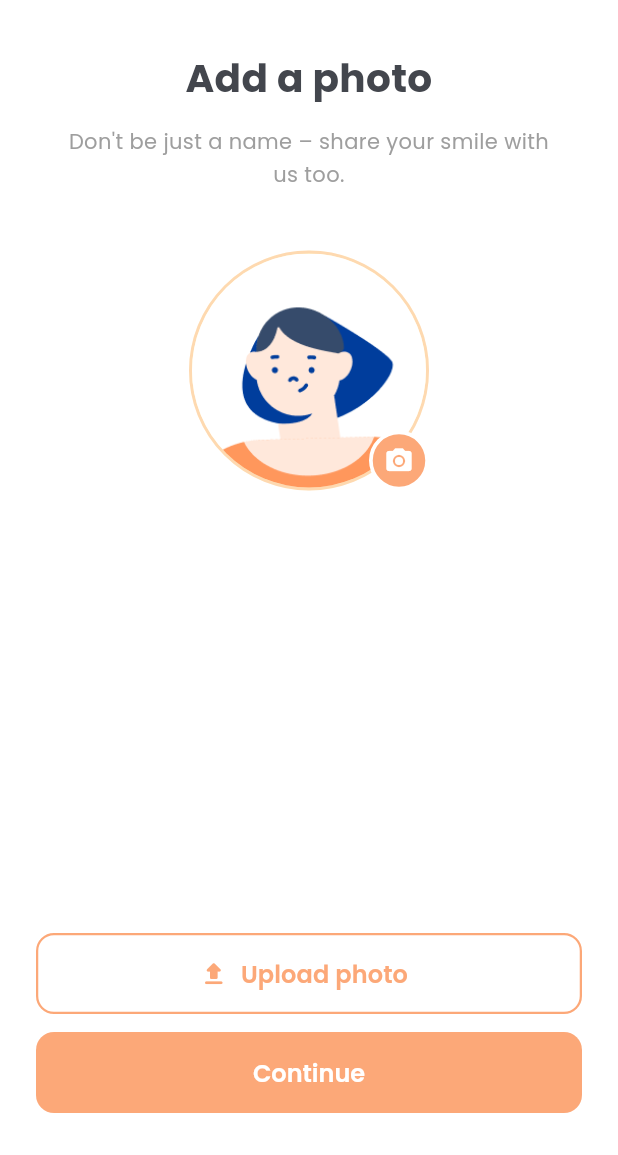
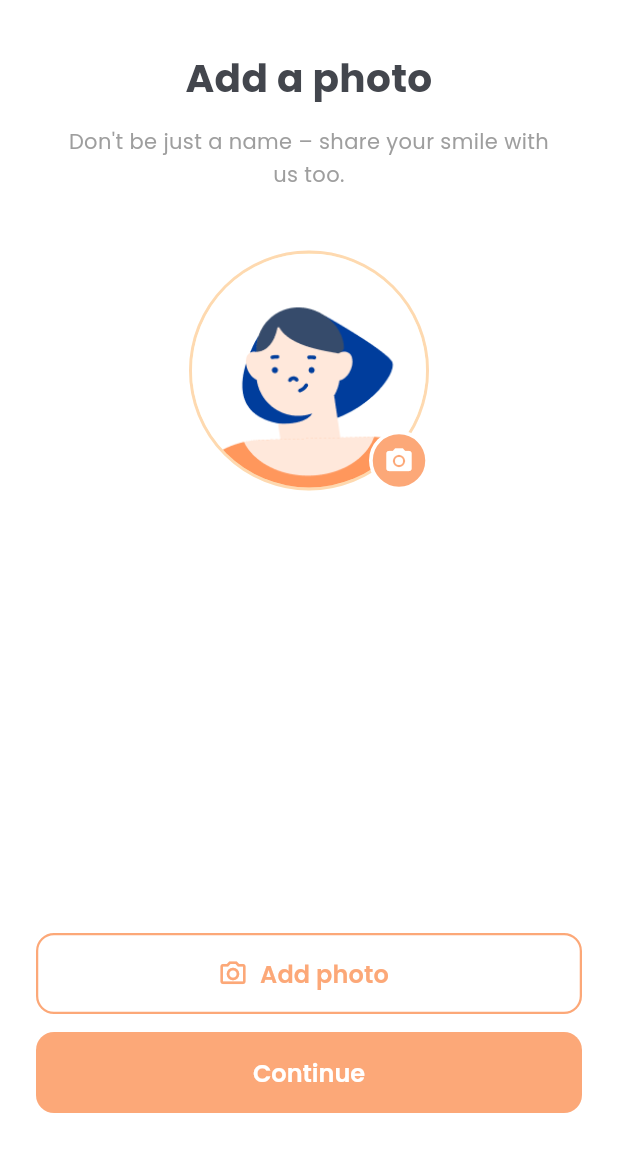
Before and after one commit to cdcruz007/huddl, a Flutter app: the AddPhotoScreen screen opened by its route, on a phone screen of 412 x 824 dp, the part 81-1236 px from its top. Run offline on Flutter 3.47's test engine with Material 3 defaults, Android fonts, the phone set to English and light mode, and no system bars; our stand-ins replace cached_network_image, file_picker, google_fonts, image_picker, shared_preferences; accounts and stored records are empty.

Commit message:
Fix photo upload: show bottom sheet with photo-only options, remove file upload impression
- Always show bottom sheet (even on web) with 'Choose from photos' option
- Hide 'Take a photo' on web where camera is unavailable
- Change button label from 'Upload photo' to 'Add photo'
- Change button icon from upload_rounded to camera_alt_outlined
- image_picker pickImage already restricts to images only

```diff
--- a/lib/screens/onboarding/add_photo_screen.dart
+++ b/lib/screens/onboarding/add_photo_screen.dart
@@ -28,13 +28,9 @@ class _AddPhotoScreenState extends State<AddPhotoScreen> {
 
   // ── Photo picker ─────────────────────────────────────────────────────────
 
-  /// Shows bottom sheet with Gallery / Camera options on mobile,
-  /// or goes straight to gallery on web (camera not available via picker).
+  /// Shows bottom sheet with "Choose from photos" / "Take a photo" options.
+  /// On web, camera is not available so only the photo library option is shown.
   Future<void> _showPickerOptions() async {
-    if (kIsWeb) {
-      await _pickFrom(ImageSource.gallery);
-      return;
-    }
     if (!mounted) return;
     showModalBottomSheet<void>(
       context: context,
@@ -77,13 +73,15 @@ class _AddPhotoScreenState extends State<AddPhotoScreen> {
                   ),
                   child: const Icon(Icons.photo_library_outlined, color: HuddlColors.onboardingOrange),
                 ),
-                title: const Text('Choose from gallery',
+                title: const Text('Choose from photos',
                     style: TextStyle(fontWeight: FontWeight.w500)),
                 onTap: () {
                   Navigator.pop(ctx);
                   _pickFrom(ImageSource.gallery);
                 },
               ),
+              // Camera option — only available on mobile devices
+              if (!kIsWeb)
                 ListTile(
                   leading: Container(
                     width: 44,
@@ -272,15 +270,15 @@ class _AddPhotoScreenState extends State<AddPhotoScreen> {
               padding: const EdgeInsets.fromLTRB(24, 0, 24, 8),
               child: Column(
                 children: [
-                  // "Upload photo" / "Change photo" outlined button
+                  // "Add photo" / "Change photo" outlined button
                   SizedBox(
                     width: double.infinity,
                     height: 54,
                     child: OutlinedButton.icon(
                       onPressed: _isLoading ? null : _showPickerOptions,
-                      icon: const Icon(Icons.upload_rounded, size: 20),
+                      icon: const Icon(Icons.camera_alt_outlined, size: 20),
                       label: Text(
-                        hasPhoto ? 'Change photo' : 'Upload photo',
+                        hasPhoto ? 'Change photo' : 'Add photo',
                         style: const TextStyle(
                           fontSize: 16,
                           fontWeight: FontWeight.w600,
```
Lines whose indentation alone changed are shown as unchanged.
